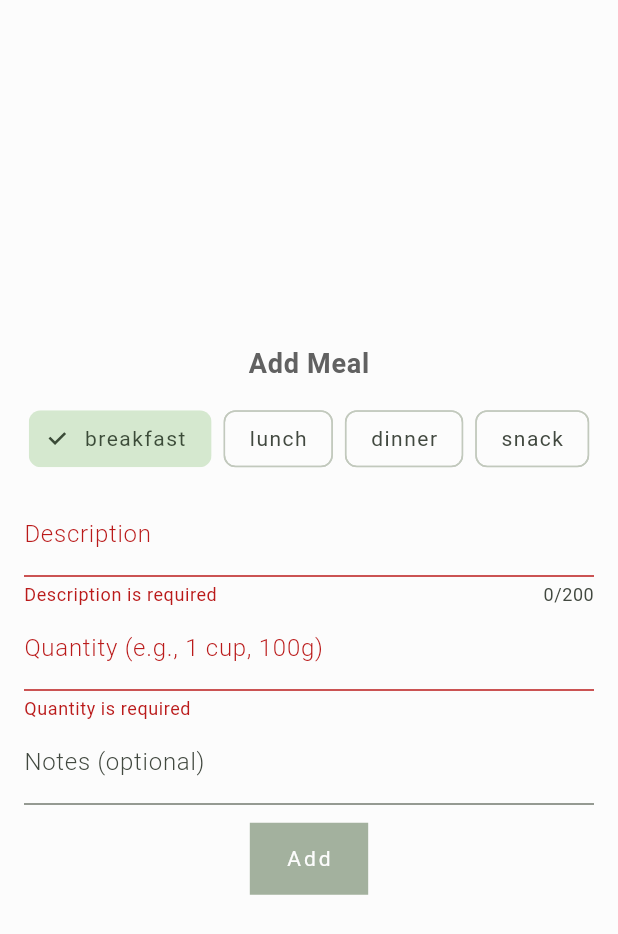
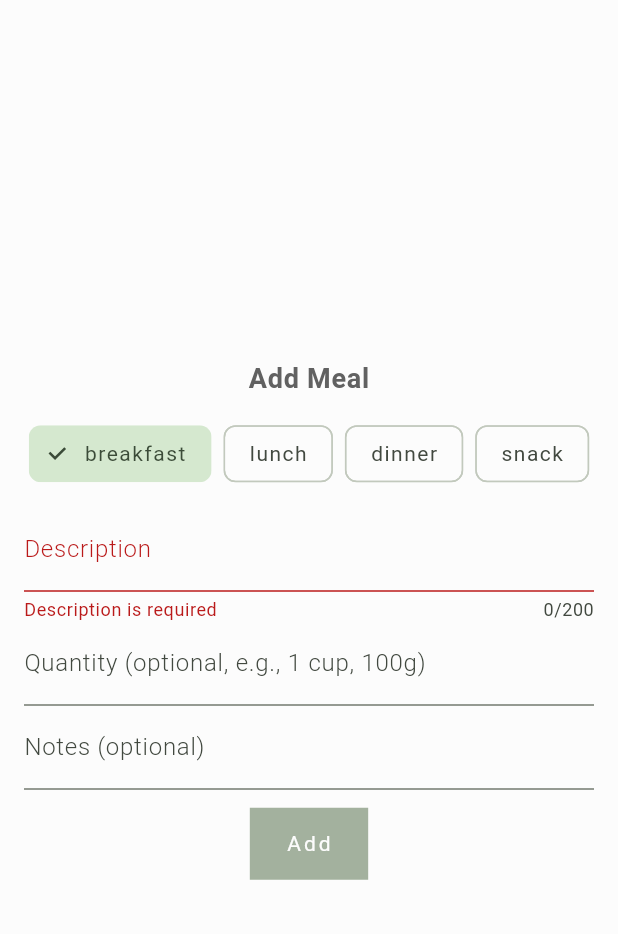
Before and after one commit to alcelaser/breathe, a Flutter app: the _AddMealSheetForm widget shown alone on an empty page, opened directly with empty values, after a tap on "Add", on a phone screen of 412 x 824 dp. Shown: the top 934 px of the screen. Run offline on Flutter 3.47's test engine with Material 3 defaults, Android fonts, the phone set to English and light mode, and no system bars; our stand-ins replace fl_chart, flutter_riverpod, go_router, sqflite; accounts and stored records are empty.

Commit message:
Make meal quantity optional

```diff
--- a/lib/features/meals/data/models/meal.dart
+++ b/lib/features/meals/data/models/meal.dart
@@ -6,7 +6,7 @@ class Meal {
     required this.date,
     required this.timeOfDay,
     required this.description,
-    required this.quantity,
+    this.quantity,
     required this.notes,
   });
 
@@ -14,7 +14,7 @@ class Meal {
   final DateTime date;
   final MealTimeOfDay timeOfDay;
   final String description;
-  final String quantity;
+  final String? quantity;
   final String? notes;
 
   Meal copyWith({
@@ -41,7 +41,7 @@ class Meal {
       'date': DateTime(date.year, date.month, date.day).toIso8601String(),
       'time_of_day': timeOfDay.name,
       'description': description,
-      'quantity': quantity,
+      'quantity': quantity ?? '',
       'notes': notes,
     };
   }
@@ -54,7 +54,9 @@ class Meal {
         (MealTimeOfDay value) => value.name == map['time_of_day'] as String,
       ),
       description: map['description'] as String,
-      quantity: map['quantity'] as String? ?? '',
+      quantity: (map['quantity'] as String?)?.trim().isEmpty ?? true
+          ? null
+          : map['quantity'] as String,
       notes: map['notes'] as String?,
     );
   }
--- a/lib/features/meals/ui/widgets/add_meal_sheet.dart
+++ b/lib/features/meals/ui/widgets/add_meal_sheet.dart
@@ -51,7 +51,7 @@ class _AddMealSheetFormState extends State<_AddMealSheetForm> {
     if (widget.initialMeal != null) {
       _selected = widget.initialMeal!.timeOfDay;
       _descriptionController.text = widget.initialMeal!.description;
-      _quantityController.text = widget.initialMeal!.quantity;
+      _quantityController.text = widget.initialMeal!.quantity ?? '';
       _notesController.text = widget.initialMeal!.notes ?? '';
     } else {
       _selected = MealTimeOfDay.breakfast;
@@ -75,7 +75,9 @@ class _AddMealSheetFormState extends State<_AddMealSheetForm> {
       date: widget.initialDate,
       timeOfDay: _selected,
       description: _descriptionController.text.trim(),
-      quantity: _quantityController.text.trim(),
+      quantity: _quantityController.text.trim().isEmpty
+          ? null
+          : _quantityController.text.trim(),
       notes: _notesController.text.trim().isEmpty
           ? null
           : _notesController.text.trim(),
@@ -146,14 +148,7 @@ class _AddMealSheetFormState extends State<_AddMealSheetForm> {
                 TextFormField(
                   controller: _quantityController,
                   decoration: const InputDecoration(
-                      labelText: 'Quantity (e.g., 1 cup, 100g)'),
-                  validator: (String? value) {
-                    final String text = value?.trim() ?? '';
-                    if (text.isEmpty) {
-                      return 'Quantity is required';
-                    }
-                    return null;
-                  },
+                      labelText: 'Quantity (optional, e.g., 1 cup, 100g)'),
                 ),
                 TextFormField(
                   controller: _notesController,
--- a/lib/features/meals/ui/widgets/meal_card.dart
+++ b/lib/features/meals/ui/widgets/meal_card.dart
@@ -29,7 +29,9 @@ class MealCard extends StatelessWidget {
             ),
             const SizedBox(height: 4),
             Text(
-              '${meal.timeOfDay.name.toUpperCase()} • ${meal.quantity}',
+              meal.quantity == null || meal.quantity!.trim().isEmpty
+                  ? meal.timeOfDay.name.toUpperCase()
+                  : '${meal.timeOfDay.name.toUpperCase()} • ${meal.quantity}',
               textAlign: TextAlign.center,
               style: const TextStyle(fontSize: 12, color: Color(0xFF9E9E9E)),
             ),
--- a/pubspec.yaml
+++ b/pubspec.yaml
@@ -1,7 +1,7 @@
 name: recovery_app
 description: Personal recovery companion app.
 publish_to: 'none'
-version: 0.2.1
+version: 0.2.2
 
 environment:
   sdk: '>=3.2.0 <4.0.0'
```
